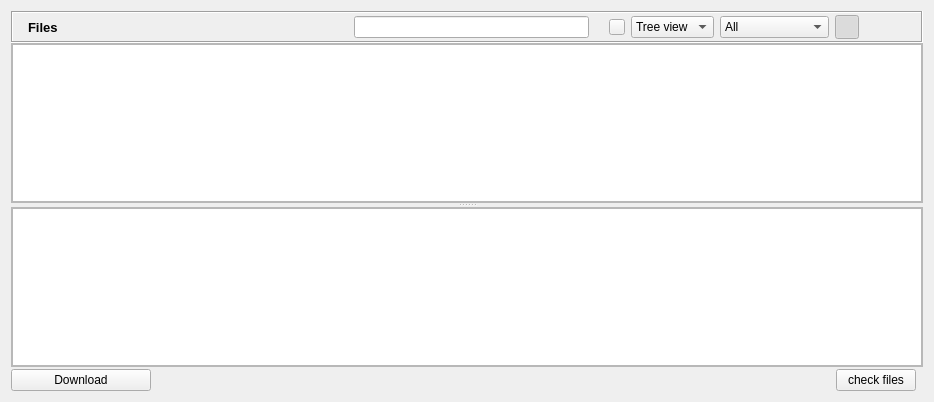
First picture: the form in retroshare-gui/src/gui/SharedFilesDialog.ui, repository RetroShare/RetroShare, before the edit.
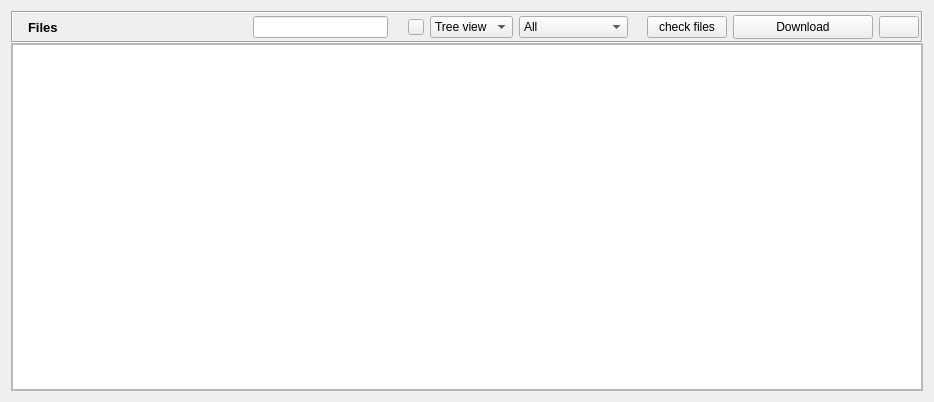
Second picture: the form after the edit. Icons and pictures are not drawn.

```diff
--- a/retroshare-gui/src/gui/SharedFilesDialog.ui
+++ b/retroshare-gui/src/gui/SharedFilesDialog.ui
@@ -14,167 +14,6 @@
    <property name="verticalSpacing">
     <number>0</number>
    </property>
-   <item row="1" column="0">
-    <widget class="QSplitter" name="splitter">
-     <property name="orientation">
-      <enum>Qt::Vertical</enum>
-     </property>
-     <widget class="QFrame" name="remoteframe">
-      <property name="frameShape">
-       <enum>QFrame::StyledPanel</enum>
-      </property>
-      <property name="frameShadow">
-       <enum>QFrame::Raised</enum>
-      </property>
-      <layout class="QGridLayout" name="gridLayout">
-       <property name="margin">
-        <number>0</number>
-       </property>
-       <item row="0" column="0">
-        <widget class="QTreeView" name="remoteDirTreeView">
-         <property name="sizePolicy">
-          <sizepolicy hsizetype="Expanding" vsizetype="Expanding">
-           <horstretch>4</horstretch>
-           <verstretch>0</verstretch>
-          </sizepolicy>
-         </property>
-         <property name="contextMenuPolicy">
-          <enum>Qt::CustomContextMenu</enum>
-         </property>
-         <property name="dragEnabled">
-          <bool>true</bool>
-         </property>
-         <property name="dragDropMode">
-          <enum>QAbstractItemView::DragOnly</enum>
-         </property>
-         <property name="alternatingRowColors">
-          <bool>false</bool>
-         </property>
-         <property name="autoExpandDelay">
-          <number>0</number>
-         </property>
-         <property name="itemsExpandable">
-          <bool>true</bool>
-         </property>
-         <property name="sortingEnabled">
-          <bool>true</bool>
-         </property>
-         <attribute name="headerStretchLastSection">
-          <bool>false</bool>
-         </attribute>
-        </widget>
-       </item>
-      </layout>
-     </widget>
-     <widget class="QFrame" name="localframe">
-      <property name="frameShape">
-       <enum>QFrame::StyledPanel</enum>
-      </property>
-      <property name="frameShadow">
-       <enum>QFrame::Raised</enum>
-      </property>
-      <layout class="QGridLayout" name="gridLayout_2">
-       <property name="margin">
-        <number>0</number>
-       </property>
-       <item row="0" column="0">
-        <widget class="QTreeView" name="localDirTreeView">
-         <property name="sizePolicy">
-          <sizepolicy hsizetype="Expanding" vsizetype="Expanding">
-           <horstretch>0</horstretch>
-           <verstretch>0</verstretch>
-          </sizepolicy>
-         </property>
-         <property name="contextMenuPolicy">
-          <enum>Qt::CustomContextMenu</enum>
-         </property>
-         <property name="acceptDrops">
-          <bool>false</bool>
-         </property>
-         <property name="dragEnabled">
-          <bool>true</bool>
-         </property>
-         <property name="dragDropMode">
-          <enum>QAbstractItemView::DragOnly</enum>
-         </property>
-         <property name="alternatingRowColors">
-          <bool>false</bool>
-         </property>
-         <property name="selectionMode">
-          <enum>QAbstractItemView::ContiguousSelection</enum>
-         </property>
-         <property name="sortingEnabled">
-          <bool>true</bool>
-         </property>
-         <attribute name="headerStretchLastSection">
-          <bool>false</bool>
-         </attribute>
-        </widget>
-       </item>
-      </layout>
-     </widget>
-    </widget>
-   </item>
-   <item row="2" column="0">
-    <layout class="QGridLayout" name="gridLayout_4">
-     <property name="topMargin">
-      <number>2</number>
-     </property>
-     <item row="0" column="0">
-      <widget class="QPushButton" name="downloadButton">
-       <property name="minimumSize">
-        <size>
-         <width>140</width>
-         <height>0</height>
-        </size>
-       </property>
-       <property name="maximumSize">
-        <size>
-         <width>16777215</width>
-         <height>28</height>
-        </size>
-       </property>
-       <property name="toolTip">
-        <string>Download selected</string>
-       </property>
-       <property name="text">
-        <string>Download</string>
-       </property>
-       <property name="icon">
-        <iconset resource="images.qrc">
-         <normaloff>:/images/download16.png</normaloff>:/images/download16.png</iconset>
-       </property>
-      </widget>
-     </item>
-     <item row="0" column="1">
-      <spacer>
-       <property name="orientation">
-        <enum>Qt::Horizontal</enum>
-       </property>
-       <property name="sizeHint" stdset="0">
-        <size>
-         <width>391</width>
-         <height>20</height>
-        </size>
-       </property>
-      </spacer>
-     </item>
-     <item row="0" column="2">
-      <widget class="QPushButton" name="checkButton">
-       <property name="text">
-        <string>check files</string>
-       </property>
-      </widget>
-     </item>
-     <item row="0" column="3">
-      <widget class="QLabel" name="hashLabel">
-       <property name="text">
-        <string/>
-       </property>
-      </widget>
-     </item>
-    </layout>
-   </item>
    <item row="0" column="0">
     <widget class="QFrame" name="titleBarFrame">
      <property name="sizePolicy">
@@ -416,40 +255,31 @@
        </widget>
       </item>
       <item>
-       <widget class="QToolButton" name="splittedButton">
-        <property name="maximumSize">
-         <size>
-          <width>24</width>
-          <height>24</height>
-         </size>
+       <widget class="QLabel" name="hashLabel">
+        <property name="text">
+         <string/>
         </property>
-        <property name="focusPolicy">
-         <enum>Qt::NoFocus</enum>
+       </widget>
+      </item>
+      <item>
+       <widget class="QPushButton" name="checkButton">
+        <property name="text">
+         <string>check files</string>
         </property>
-        <property name="toolTip">
-         <string>Split View</string>
-        </property>
-        <property name="icon">
-         <iconset resource="images.qrc">
-          <normaloff>:/images/view_split_top_bottom.png</normaloff>:/images/view_split_top_bottom.png</iconset>
-        </property>
-        <property name="checkable">
-         <bool>true</bool>
-        </property>
-        <property name="checked">
-         <bool>true</bool>
-        </property>
-        <property name="autoRaise">
-         <bool>true</bool>
-        </property>
        </widget>
       </item>
       <item>
-       <widget class="QToolButton" name="remoteButton">
+       <widget class="QPushButton" name="downloadButton">
+        <property name="minimumSize">
+         <size>
+          <width>140</width>
+          <height>0</height>
+         </size>
+        </property>
         <property name="maximumSize">
          <size>
-          <width>24</width>
-          <height>24</height>
+          <width>16777215</width>
+          <height>28</height>
          </size>
         </property>
         <property name="focusPolicy">
@@ -458,25 +288,19 @@
         <property name="toolTip">
          <string>Friends Folders</string>
         </property>
+        <property name="text">
+         <string>Download</string>
+        </property>
         <property name="icon">
          <iconset resource="images.qrc">
           <normaloff>:/images/friendsfolder24.png</normaloff>:/images/friendsfolder24.png</iconset>
         </property>
-        <property name="checkable">
-         <bool>true</bool>
-        </property>
-        <property name="autoRaise">
-         <bool>true</bool>
-        </property>
        </widget>
       </item>
       <item>
-       <widget class="QToolButton" name="localButton">
-        <property name="maximumSize">
-         <size>
-          <width>24</width>
-          <height>24</height>
-         </size>
+       <widget class="QPushButton" name="addShares_PB">
+        <property name="text">
+         <string/>
         </property>
         <property name="focusPolicy">
          <enum>Qt::NoFocus</enum>
@@ -486,19 +310,67 @@
         </property>
         <property name="icon">
          <iconset resource="images.qrc">
-          <normaloff>:/images/folder16.png</normaloff>:/images/folder16.png</iconset>
-        </property>
-        <property name="checkable">
-         <bool>true</bool>
-        </property>
-        <property name="autoRaise">
-         <bool>true</bool>
+          <normaloff>:/images/add-share24.png</normaloff>:/images/add-share24.png</iconset>
         </property>
        </widget>
       </item>
      </layout>
     </widget>
    </item>
+   <item row="1" column="0">
+    <widget class="QSplitter" name="splitter">
+     <property name="orientation">
+      <enum>Qt::Vertical</enum>
+     </property>
+     <widget class="QFrame" name="remoteframe">
+      <property name="frameShape">
+       <enum>QFrame::StyledPanel</enum>
+      </property>
+      <property name="frameShadow">
+       <enum>QFrame::Raised</enum>
+      </property>
+      <layout class="QGridLayout" name="gridLayout">
+       <property name="margin">
+        <number>0</number>
+       </property>
+       <item row="0" column="0">
+        <widget class="QTreeView" name="dirTreeView">
+         <property name="sizePolicy">
+          <sizepolicy hsizetype="Expanding" vsizetype="Expanding">
+           <horstretch>4</horstretch>
+           <verstretch>0</verstretch>
+          </sizepolicy>
+         </property>
+         <property name="contextMenuPolicy">
+          <enum>Qt::CustomContextMenu</enum>
+         </property>
+         <property name="dragEnabled">
+          <bool>true</bool>
+         </property>
+         <property name="dragDropMode">
+          <enum>QAbstractItemView::DragOnly</enum>
+         </property>
+         <property name="alternatingRowColors">
+          <bool>false</bool>
+         </property>
+         <property name="autoExpandDelay">
+          <number>0</number>
+         </property>
+         <property name="itemsExpandable">
+          <bool>true</bool>
+         </property>
+         <property name="sortingEnabled">
+          <bool>true</bool>
+         </property>
+         <attribute name="headerStretchLastSection">
+          <bool>false</bool>
+         </attribute>
+        </widget>
+       </item>
+      </layout>
+     </widget>
+    </widget>
+   </item>
   </layout>
  </widget>
  <resources>
```
Left out of the diff: 19 changed lines with no effect on the pictures.
